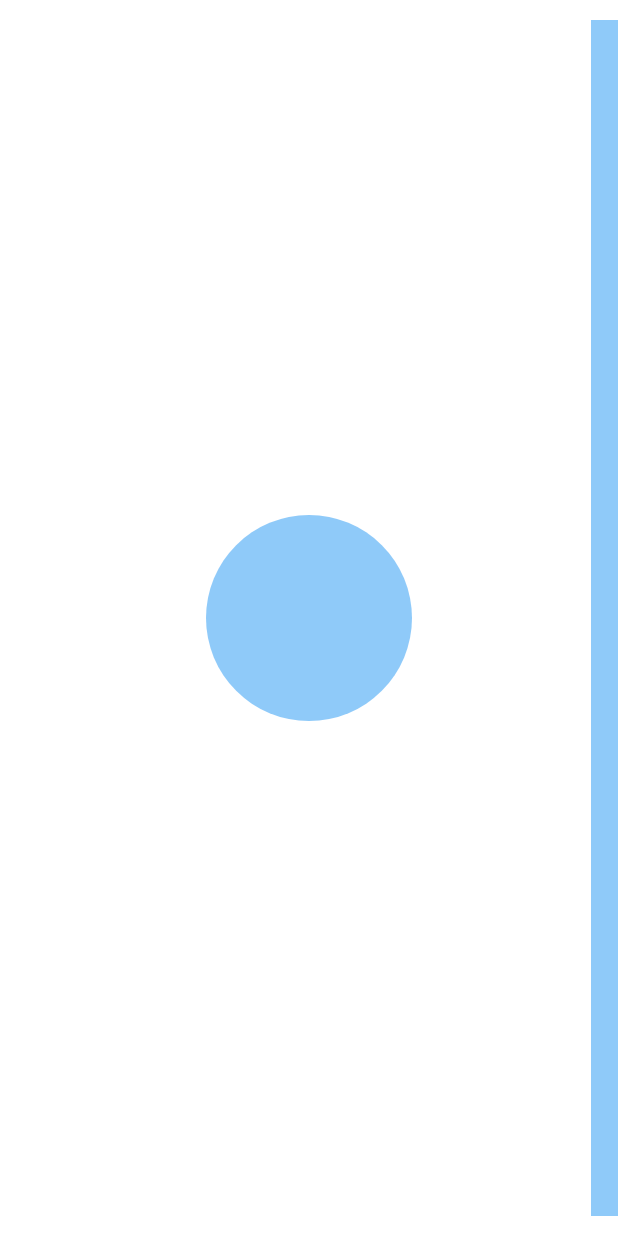
After one commit to YuanWenHai/Reader, an Android app: the layout fragment_test.xml on its own in the app's theme, with its tools: preview values and no code run, on a phone screen of 412 x 824 dp. The commit adds this screen. Run offline under Robolectric (Android 15) with nearby library versions, the phone set to English and light mode, and no system bars.

Commit message:
daily IndexRecyclerView.kt

```diff
--- a/app/src/main/AndroidManifest.xml
+++ b/app/src/main/AndroidManifest.xml
@@ -3,6 +3,8 @@
     package="com.will.reader">
 
     <uses-permission android:name="android.permission.READ_EXTERNAL_STORAGE"/>
+    <uses-permission android:name="android.permission.VIBRATE" />
+
     <application
         android:allowBackup="true"
         android:icon="@mipmap/ic_launcher"
--- a/app/src/main/java/com/will/reader/chapterList/ChapterListFragment.kt
+++ b/app/src/main/java/com/will/reader/chapterList/ChapterListFragment.kt
@@ -48,6 +48,12 @@ class ChapterListFragment: BaseFragment() {
     }
 
     private fun initView(binding: FragmentChapterListBinding){
+        // TODO: 2020/12/17  自定义正则匹配将在之后的版本迭代中完成
+        binding.fragmentChapterListProfessionalText.setOnClickListener{
+            makeLongToast(requireContext(),"正在开发中..")
+        }
+
+
         setHasOptionsMenu(true)
         val parent = requireActivity() as AppCompatActivity
         parent.setSupportActionBar(binding.fragmentChapterListToolbar)
--- /dev/null
+++ b/app/src/main/java/com/will/reader/chapterList/view/IndexBubble.kt
@@ -0,0 +1,59 @@
+package com.will.reader.chapterList.view
+
+import android.content.Context
+import android.graphics.Canvas
+import android.graphics.Paint
+import android.view.View
+import com.will.reader.R
+import kotlin.math.min
+
+/**
+ * created  by will on 2020/12/17 11:26
+ */
+class IndexBubble(context: Context): View(context) {
+
+    private var mContent = ""
+    private val mPaint = Paint(Paint.ANTI_ALIAS_FLAG)
+    private var centerX = 0f
+    private var centerY = 0f
+    private var radius = 0f
+    private var contentX = 0f
+    private var contentY = 0f
+
+    override fun onDraw(canvas: Canvas?) {
+        canvas?.let {drawBubble(it)}
+    }
+
+    private fun drawBubble(canvas: Canvas){
+        mPaint.color = resources.getColor(R.color.colorPrimaryTranslucent)
+        canvas.drawCircle(centerX,centerY,radius,mPaint)
+
+        mPaint.color = resources.getColor(R.color.white)
+        canvas.drawText(mContent,contentX,contentY,mPaint)
+    }
+
+    override fun onMeasure(widthMeasureSpec: Int, heightMeasureSpec: Int) {
+        //super.onMeasure(widthMeasureSpec, heightMeasureSpec)
+        val widthMode = MeasureSpec.getMode(widthMeasureSpec)
+        val heightMode = MeasureSpec.getMode(heightMeasureSpec)
+        val heightSpec = if(heightMode == MeasureSpec.AT_MOST) MeasureSpec.getSize(heightMeasureSpec)/3 else MeasureSpec.getSize(heightMeasureSpec)
+        val widthSpec = if(widthMode == MeasureSpec.AT_MOST) MeasureSpec.getSize(widthMeasureSpec)/3 else MeasureSpec.getSize(widthMeasureSpec)
+        val dimen = min(widthSpec,heightSpec)
+        setMeasuredDimension(dimen,dimen)
+        centerX = dimen/2.toFloat()
+        centerY = centerX
+        radius = dimen/2.toFloat()
+    }
+
+    override fun onLayout(changed: Boolean, left: Int, top: Int, right: Int, bottom: Int) {
+        super.onLayout(changed, left, top, right, bottom)
+    }
+
+
+    fun setContent(content: String){
+        mContent = content
+        contentX = (width + mPaint.measureText(mContent))/2f
+        contentY = height/2f
+        invalidate()
+    }
+}
--- /dev/null
+++ b/app/src/main/java/com/will/reader/chapterList/view/IndexRecyclerView.kt
@@ -0,0 +1,56 @@
+package com.will.reader.chapterList.view
+
+import android.content.Context
+import android.util.AttributeSet
+import android.view.ViewGroup
+import android.widget.RelativeLayout
+import androidx.recyclerview.widget.RecyclerView
+
+/**
+ * created  by will on 2020/12/17 10:42
+ */
+class IndexRecyclerView(context: Context): RelativeLayout(context) {
+
+
+    constructor(context: Context,attributeSet: AttributeSet): this(context) {
+    }
+
+    init {
+        layoutParams = ViewGroup.LayoutParams( ViewGroup.LayoutParams.MATCH_PARENT, ViewGroup.LayoutParams.MATCH_PARENT)
+        val recyclerView = RecyclerView(context)
+        addView(recyclerView,LayoutParams.MATCH_PARENT,LayoutParams.MATCH_PARENT)
+
+        val touchBarParams = LayoutParams(LayoutParams.WRAP_CONTENT,LayoutParams.WRAP_CONTENT).also {
+            it.addRule(ALIGN_PARENT_END)
+            // TODO: 2020/12/17  right margin not working?
+            it.rightMargin = 10 * resources.displayMetrics.density.toInt()
+            it.topMargin = 20 * resources.displayMetrics.density.toInt()
+            it.bottomMargin = 20 * resources.displayMetrics.density.toInt()
+        }
+        val touchBar = IndexTouchBar(context).also {
+            it.setCallback(object: IndexTouchBar.TouchBarEventCallback{
+                override fun onMove(value: Float) {
+
+                }
+
+                override fun onUp(value: Float) {
+                }
+
+                override fun onCancel() {
+
+                }
+            })
+        }
+
+        addView(touchBar,touchBarParams)
+
+        val bubbleParams = LayoutParams(LayoutParams.WRAP_CONTENT,LayoutParams.WRAP_CONTENT).also {
+            it.addRule(CENTER_IN_PARENT)
+        }
+        addView(IndexBubble(context),bubbleParams)
+    }
+
+    override fun onMeasure(widthMeasureSpec: Int, heightMeasureSpec: Int) {
+        super.onMeasure(widthMeasureSpec, heightMeasureSpec)
+    }
+}
--- /dev/null
+++ b/app/src/main/java/com/will/reader/chapterList/view/IndexTouchBar.kt
@@ -0,0 +1,101 @@
+package com.will.reader.chapterList.view
+
+import android.annotation.SuppressLint
+import android.content.Context
+import android.graphics.Canvas
+import android.graphics.Paint
+import android.os.VibrationEffect
+import android.os.Vibrator
+import android.util.Log
+import android.view.MotionEvent
+import android.view.View
+import com.will.reader.R
+import com.will.reader.util.LOG_TAG
+import kotlin.math.abs
+import kotlin.math.roundToInt
+import kotlin.math.truncate
+
+/**
+ * created  by will on 2020/12/17 10:43
+ */
+class IndexTouchBar(context: Context): View(context) {
+
+    private val barWidth: Float = 18 * context.resources.displayMetrics.density
+    private val mPaint = Paint(Paint.ANTI_ALIAS_FLAG)
+    private var callback: TouchBarEventCallback? = null
+
+    init {
+        mPaint.color = context.resources.getColor(R.color.colorPrimaryTranslucent)
+    }
+
+    fun setCallback(callback: TouchBarEventCallback){
+        this.callback = callback
+    }
+
+
+    override fun onDraw(canvas: Canvas?) {
+        canvas?.let { drawBar(canvas) }
+    }
+
+    private var touched = false
+    @SuppressLint("ClickableViewAccessibility")
+    override fun onTouchEvent(event: MotionEvent?): Boolean {
+        when(event?.action){
+            MotionEvent.ACTION_DOWN -> {touched = true}
+            MotionEvent.ACTION_MOVE ->{handleTouchMove(event)}
+            MotionEvent.ACTION_UP -> {handleTouchUp(event)}
+            MotionEvent.ACTION_CANCEL -> {handleTouchCancel(event)}
+            //MotionEvent.ACTION_OUTSIDE -> {touched = false}
+            else  -> super.onTouchEvent(event)
+
+        }
+         return true
+    }
+
+
+    override fun onMeasure(widthMeasureSpec: Int, heightMeasureSpec: Int) {
+        //super.onMeasure(widthMeasureSpec, heightMeasureSpec)
+        val mHeight = MeasureSpec.getSize(heightMeasureSpec)
+        setMeasuredDimension(barWidth.toInt(),mHeight)
+        moveThresholds = mHeight/100.toFloat()
+    }
+
+    private fun drawBar(canvas: Canvas){
+        canvas.drawRect(0f,0f,barWidth,height.toFloat(),mPaint)
+    }
+
+
+    private var moveThresholds = 10f
+    private var lastY = 0f
+    private fun handleTouchMove(event: MotionEvent){
+        callback?.let {
+            if (touched && abs(event.y - lastY) > moveThresholds){
+                val vibrator = context.getSystemService(Context.VIBRATOR_SERVICE) as Vibrator
+                vibrator.vibrate(15)
+                val value = ((event.y / height.toFloat())*100).roundToInt()/100f
+                it.onMove(value)
+                lastY = event.y
+            }
+        }
+    }
+    private fun handleTouchUp(event: MotionEvent){
+        callback?.let {
+            if(touched){
+                val value = lastY / height.toFloat()
+                it.onUp(value)
+            }
+        }
+        touched = false
+    }
+    private fun handleTouchCancel(event: MotionEvent){
+        touched = false
+        callback?.onCancel()
+    }
+
+    interface TouchBarEventCallback{
+        fun onMove(value: Float)
+        fun onUp(value: Float)
+        fun onCancel()
+    }
+
+}
--- a/app/src/main/res/layout/activity_main.xml
+++ b/app/src/main/res/layout/activity_main.xml
@@ -10,8 +10,9 @@
         android:id="@+id/main_container"
         android:layout_width="match_parent"
         android:layout_height="match_parent"
-        android:name="androidx.navigation.fragment.NavHostFragment"
+        android:name="com.will.reader.test.TestFragment"/>
+        <!--android:name="androidx.navigation.fragment.NavHostFragment"
         app:defaultNavHost="true"
-        app:navGraph="@navigation/app_graph" />
+        app:navGraph="@navigation/app_graph" -->
 
 </FrameLayout>
--- /dev/null
+++ b/app/src/main/res/layout/fragment_test.xml
@@ -0,0 +1,10 @@
+<?xml version="1.0" encoding="utf-8"?>
+<FrameLayout xmlns:android="http://schemas.android.com/apk/res/android"
+    android:layout_width="match_parent"
+    android:layout_height="match_parent"
+    android:fitsSystemWindows="true"
+    >
+    <com.will.reader.chapterList.view.IndexRecyclerView
+        android:layout_width="wrap_content"
+        android:layout_height="match_parent"/>
+</FrameLayout>
--- a/app/src/main/res/values/colors.xml
+++ b/app/src/main/res/values/colors.xml
@@ -3,6 +3,7 @@
     <color name="colorPrimary">#2196f3</color>
     <color name="colorPrimaryDark">#1769aa</color>
     <color name="colorPrimaryLight">#4dabf5</color>
+    <color name="colorPrimaryTranslucent">#802196f3</color>
     <color name="colorAccent">#ffc400</color>
     <color name="purple_200">#FFBB86FC</color>
     <color name="purple_500">#FF6200EE</color>
--- a/app/src/main/res/values/strings.xml
+++ b/app/src/main/res/values/strings.xml
@@ -23,4 +23,5 @@
     <string name="chapter_index_jie">节</string>
     <string name="chapter_index_hui">回</string>
     <string name="chapter_index_ji">集</string>
+    <string name="cancel">取消</string>
 </resources>
```
Also changed, not shown: app/src/main/java/com/will/reader/chapterList/ChapterIndexingFragment.kt (+3 -28 lines), app/src/main/java/com/will/reader/chapterList/ChapterSearchFragment.kt (deleted, +0 -22 lines), app/src/main/java/com/will/reader/test/TestFragment.kt (added, +25 -0 lines), app/src/main/res/layout/dialog_indexing_chapter.xml (deleted, +0 -12 lines), app/src/main/res/layout/fragment_chapter_indexing.xml (+15 -2 lines), app/src/main/res/layout/fragment_chapter_search.xml (deleted, +0 -73 lines).
